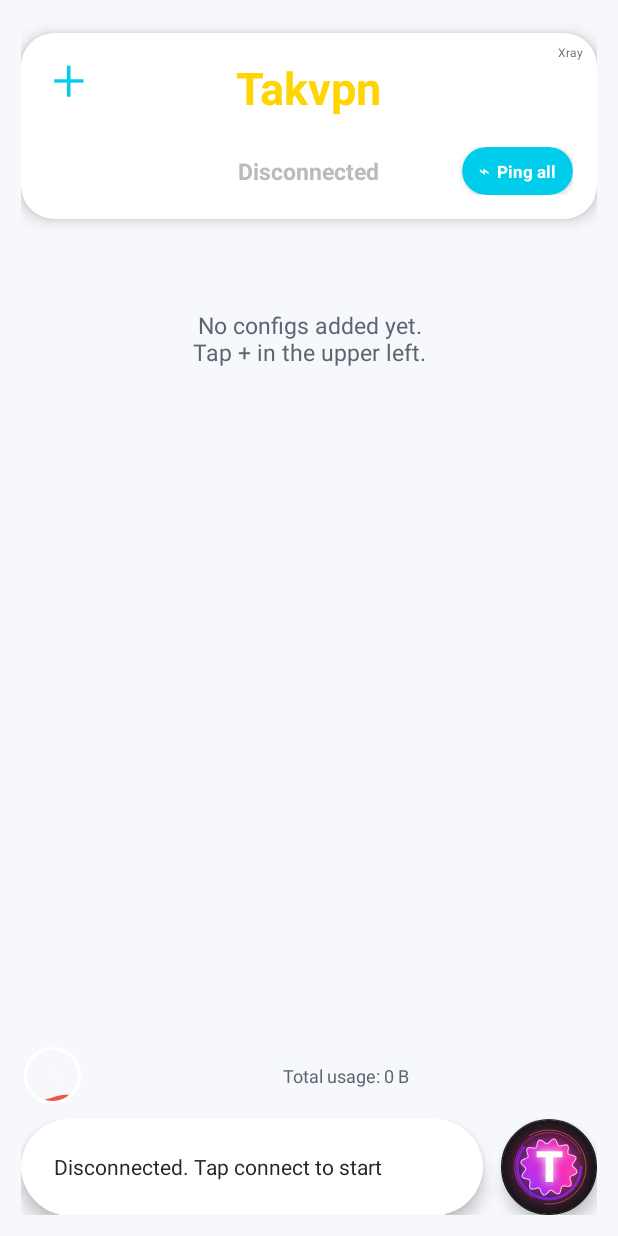
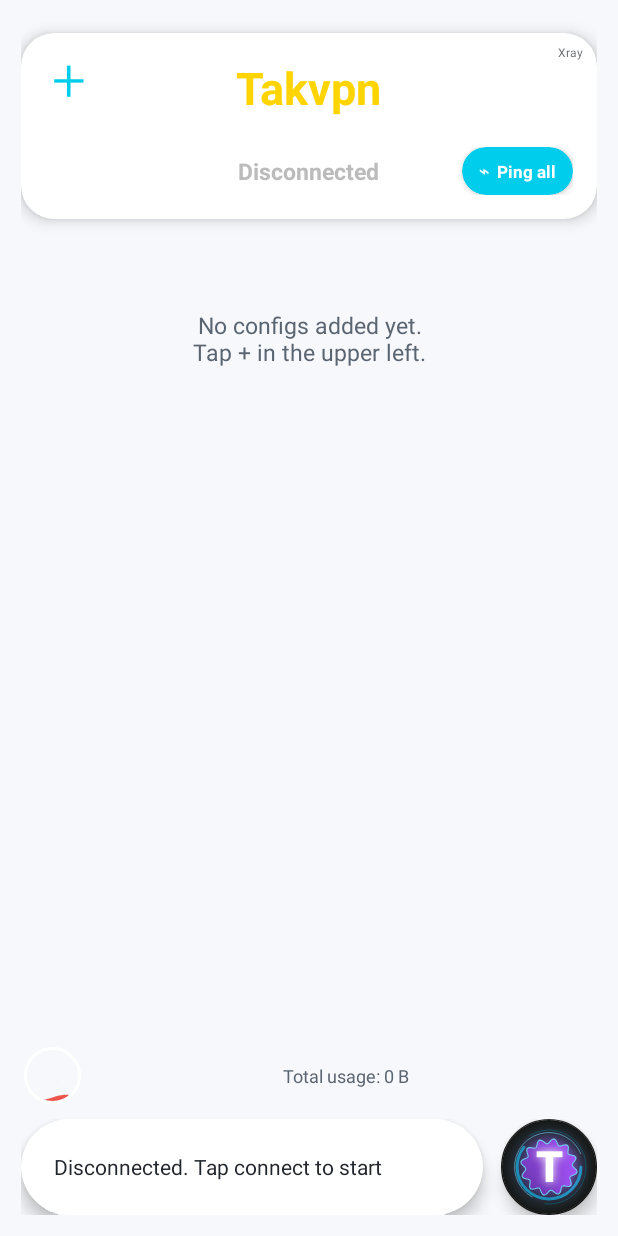
Before and after one commit to dearamir/Takvpn, an Android app: the screen it shows after launch (MainActivity), on a phone screen of 412 x 824 dp. Run offline under Robolectric (Android 15) with nearby library versions, the phone set to English and light mode, and no system bars; libraries missing offline, so code that uses them is left out: com.journeyapps.barcodescanner.

Commit message:
Match connect button colors to app themes

```diff
--- a/app/src/main/java/com/takvpn/app/MainActivity.kt
+++ b/app/src/main/java/com/takvpn/app/MainActivity.kt
@@ -186,6 +186,7 @@ class MainActivity : AppCompatActivity() {
             it.setBackgroundColor(p.bg)
             applyPaletteToTree(it, p)
         }
+        connectIcon.setThemeColor(p.accent)
         window.statusBarColor = p.header
         window.navigationBarColor = p.header
         WindowInsetsControllerCompat(window, window.decorView).apply {
@@ -1849,15 +1850,22 @@ class MainActivity : AppCompatActivity() {
         private var rotation = 0f
         private var connected = false
         private var offset = -240f
+        private var themeColor = Color.parseColor("#AA55FF")
+        private var themeLight = Color.parseColor("#E0B8FF")
+        private var themeDeep = Color.parseColor("#6633AA")
 
         init {
             badgeGradient = SweepGradient(0f, 0f,
                 intArrayOf(
-                    Color.parseColor("#9B32FF"), Color.parseColor("#F22DBB"),
-                    Color.parseColor("#FF5C9E"), Color.parseColor("#FFB52E"),
-                    Color.parseColor("#FFE45A"), Color.parseColor("#FF5C9E"),
-                    Color.parseColor("#9B32FF")
+                    themeDeep, themeColor, themeLight, themeColor, themeDeep
                 ), null)
+        }
+
+        fun setThemeColor(color: Int) {
+            themeColor = color
+            themeLight = androidx.core.graphics.ColorUtils.blendARGB(color, Color.WHITE, 0.42f)
+            themeDeep = androidx.core.graphics.ColorUtils.blendARGB(color, Color.BLACK, 0.38f)
+            invalidateSelf()
         }
 
         override fun draw(canvas: Canvas) {
@@ -1871,7 +1879,7 @@ class MainActivity : AppCompatActivity() {
             // Soft multicolor aura remains behind the rotating medallion.
             haloPaint.shader = android.graphics.RadialGradient(
                 cx, cy, radius * 1.85f,
-                intArrayOf(Color.parseColor("#669B20FF"), Color.parseColor("#33FF2DAD"), Color.TRANSPARENT),
+                intArrayOf((0x66000000.toInt() or (themeColor and 0x00FFFFFF)), (0x22000000.toInt() or (themeLight and 0x00FFFFFF)), Color.TRANSPARENT),
                 floatArrayOf(0f, 0.62f, 1f), Shader.TileMode.CLAMP
             )
             canvas.drawCircle(cx, cy, radius * 1.85f, haloPaint)
@@ -1883,9 +1891,9 @@ class MainActivity : AppCompatActivity() {
                     val phase = wavePhase + i * 2.08f
                     val trailRadius = radius * (1.23f + i * 0.10f)
                     glowPaint.color = when (i) {
-                        0 -> Color.parseColor("#CC8B22FF")
-                        1 -> Color.parseColor("#CCFF28B8")
-                        else -> Color.parseColor("#CCFF9D24")
+                        0 -> themeColor
+                        1 -> themeLight
+                        else -> themeDeep
                     }
                     glowPaint.strokeWidth = dp(if (i == 0) 2 else 1).toFloat()
                     glowPaint.alpha = 185 - i * 32
@@ -1912,13 +1920,13 @@ class MainActivity : AppCompatActivity() {
             gradientMatrix.setRotate(rotation, cx, cy)
             (badgeGradient as? SweepGradient)?.setLocalMatrix(gradientMatrix)
             badgePaint.shader = badgeGradient
-            badgePaint.setShadowLayer(dp(8).toFloat(), 0f, 0f, Color.parseColor("#D82A9DFF"))
+            badgePaint.setShadowLayer(dp(8).toFloat(), 0f, 0f, themeColor)
             canvas.drawPath(badge, badgePaint)
             badgePaint.clearShadowLayer()
             badgePaint.shader = null
 
             // Bright rim follows the rotating flower edge.
-            glowPaint.color = Color.parseColor("#FFFFD8FF")
+            glowPaint.color = themeLight
             glowPaint.alpha = 235
             glowPaint.strokeWidth = dp(1).toFloat()
             glowPaint.style = Paint.Style.STROKE
```
